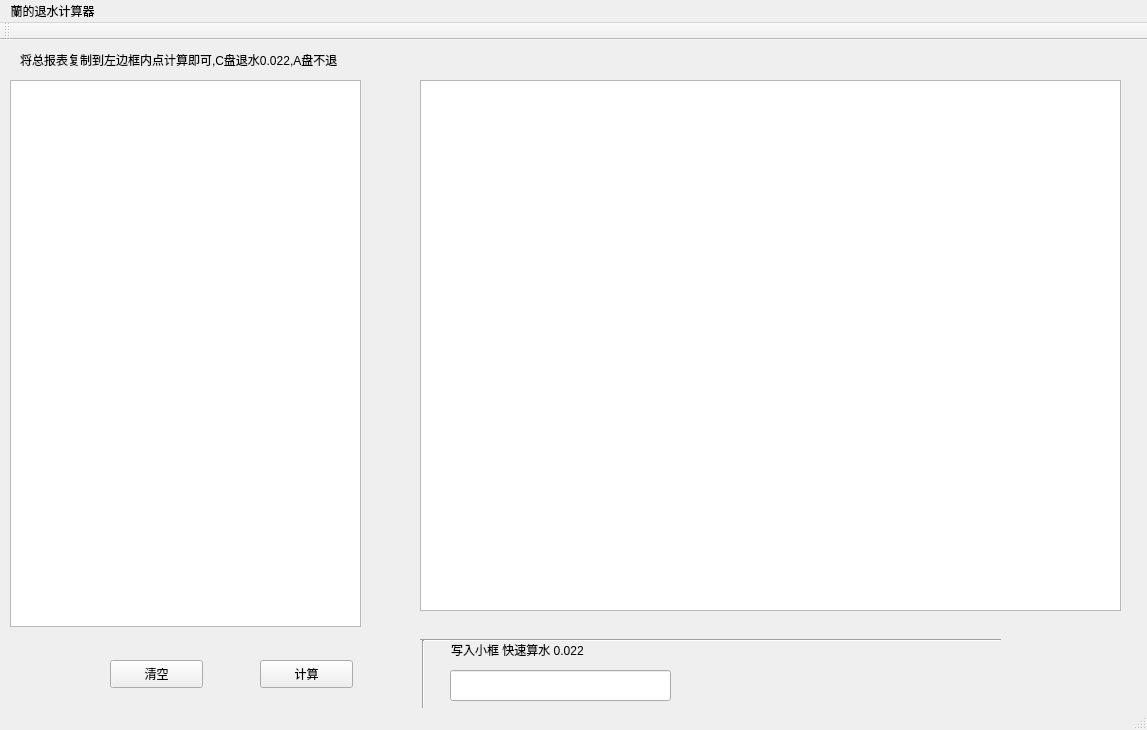
First picture: the form in mainwindow.ui, repository chowhsienwuu/laopo_lanlan_pk10, before the edit.
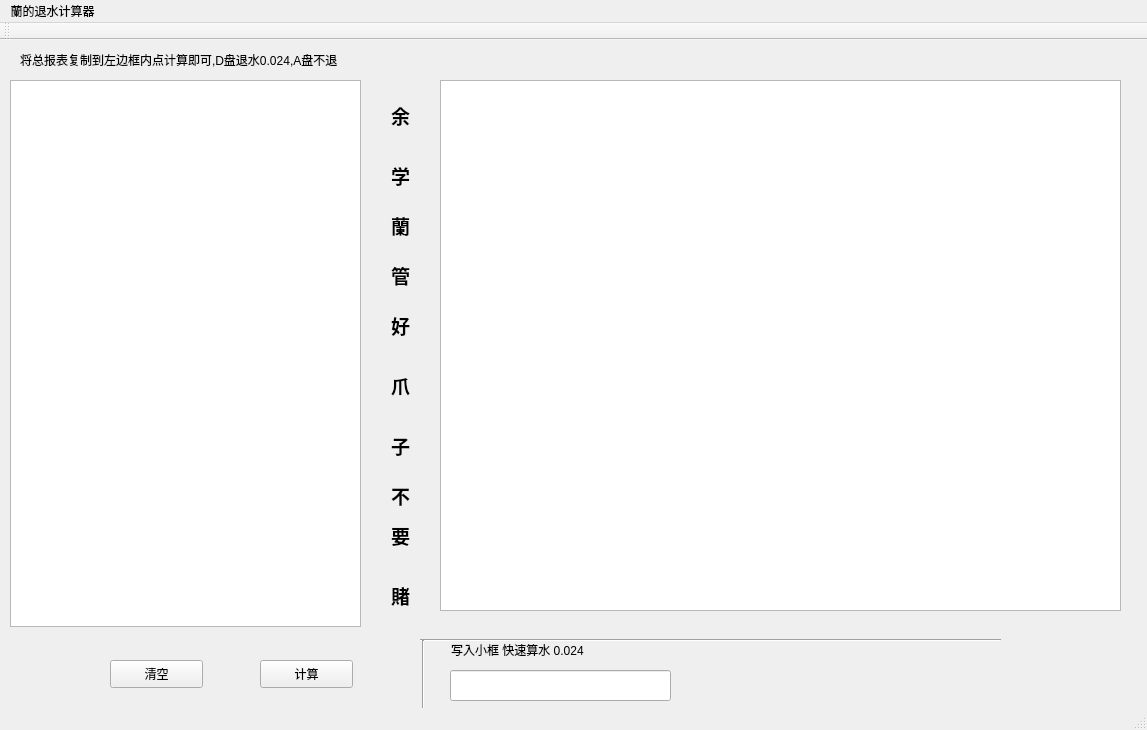
Second picture: the form after the edit.

Commit message: class d change 0.024

What changed in the file:
```diff
--- a/mainwindow.ui
+++ b/mainwindow.ui
@@ -17,9 +17,9 @@
    <widget class="QTableView" name="tableView">
     <property name="geometry">
      <rect>
-      <x>420</x>
+      <x>440</x>
       <y>40</y>
-      <width>701</width>
+      <width>681</width>
       <height>531</height>
      </rect>
     </property>
@@ -91,7 +91,7 @@
      </rect>
     </property>
     <property name="text">
-     <string>将总报表复制到左边框内点计算即可,C盘退水0.022,A盘不退</string>
+     <string>将总报表复制到左边框内点计算即可,D盘退水0.024,A盘不退</string>
     </property>
    </widget>
    <widget class="QPushButton" name="clearButton">
@@ -127,7 +127,7 @@
      </rect>
     </property>
     <property name="text">
-     <string>写入小框 快速算水 0.022</string>
+     <string>写入小框 快速算水 0.024</string>
     </property>
    </widget>
    <widget class="Line" name="line">
@@ -177,6 +177,306 @@
      <string/>
     </property>
    </widget>
+   <widget class="QLabel" name="label_3">
+    <property name="geometry">
+     <rect>
+      <x>380</x>
+      <y>50</y>
+      <width>41</width>
+      <height>51</height>
+     </rect>
+    </property>
+    <property name="font">
+     <font>
+      <family>Agency FB</family>
+      <pointsize>14</pointsize>
+      <weight>75</weight>
+      <bold>true</bold>
+     </font>
+    </property>
+    <property name="text">
+     <string>余</string>
+    </property>
+    <property name="scaledContents">
+     <bool>true</bool>
+    </property>
+    <property name="alignment">
+     <set>Qt::AlignCenter</set>
+    </property>
+    <property name="margin">
+     <number>-1</number>
+    </property>
+   </widget>
+   <widget class="QLabel" name="label_4">
+    <property name="geometry">
+     <rect>
+      <x>380</x>
+      <y>110</y>
+      <width>41</width>
+      <height>51</height>
+     </rect>
+    </property>
+    <property name="font">
+     <font>
+      <family>Agency FB</family>
+      <pointsize>14</pointsize>
+      <weight>75</weight>
+      <bold>true</bold>
+     </font>
+    </property>
+    <property name="text">
+     <string>学</string>
+    </property>
+    <property name="scaledContents">
+     <bool>true</bool>
+    </property>
+    <property name="alignment">
+     <set>Qt::AlignCenter</set>
+    </property>
+    <property name="margin">
+     <number>-1</number>
+    </property>
+   </widget>
+   <widget class="QLabel" name="label_5">
+    <property name="geometry">
+     <rect>
+      <x>380</x>
+      <y>160</y>
+      <width>41</width>
+      <height>51</height>
+     </rect>
+    </property>
+    <property name="font">
+     <font>
+      <family>Agency FB</family>
+      <pointsize>14</pointsize>
+      <weight>75</weight>
+      <bold>true</bold>
+     </font>
+    </property>
+    <property name="text">
+     <string>蘭</string>
+    </property>
+    <property name="scaledContents">
+     <bool>true</bool>
+    </property>
+    <property name="alignment">
+     <set>Qt::AlignCenter</set>
+    </property>
+    <property name="margin">
+     <number>-1</number>
+    </property>
+   </widget>
+   <widget class="QLabel" name="label_6">
+    <property name="geometry">
+     <rect>
+      <x>380</x>
+      <y>210</y>
+      <width>41</width>
+      <height>51</height>
+     </rect>
+    </property>
+    <property name="font">
+     <font>
+      <family>Agency FB</family>
+      <pointsize>14</pointsize>
+      <weight>75</weight>
+      <bold>true</bold>
+     </font>
+    </property>
+    <property name="text">
+     <string>管</string>
+    </property>
+    <property name="scaledContents">
+     <bool>true</bool>
+    </property>
+    <property name="alignment">
+     <set>Qt::AlignCenter</set>
+    </property>
+    <property name="margin">
+     <number>-1</number>
+    </property>
+   </widget>
+   <widget class="QLabel" name="label_7">
+    <property name="geometry">
+     <rect>
+      <x>380</x>
+      <y>260</y>
+      <width>41</width>
+      <height>51</height>
+     </rect>
+    </property>
+    <property name="font">
+     <font>
+      <family>Agency FB</family>
+      <pointsize>14</pointsize>
+      <weight>75</weight>
+      <bold>true</bold>
+     </font>
+    </property>
+    <property name="text">
+     <string>好</string>
+    </property>
+    <property name="scaledContents">
+     <bool>true</bool>
+    </property>
+    <property name="alignment">
+     <set>Qt::AlignCenter</set>
+    </property>
+    <property name="margin">
+     <number>-1</number>
+    </property>
+   </widget>
+   <widget class="QLabel" name="label_8">
+    <property name="geometry">
+     <rect>
+      <x>380</x>
+      <y>320</y>
+      <width>41</width>
+      <height>51</height>
+     </rect>
+    </property>
+    <property name="font">
+     <font>
+      <family>Agency FB</family>
+      <pointsize>14</pointsize>
+      <weight>75</weight>
+      <bold>true</bold>
+     </font>
+    </property>
+    <property name="text">
+     <string>爪</string>
+    </property>
+    <property name="scaledContents">
+     <bool>true</bool>
+    </property>
+    <property name="alignment">
+     <set>Qt::AlignCenter</set>
+    </property>
+    <property name="margin">
+     <number>-1</number>
+    </property>
+   </widget>
+   <widget class="QLabel" name="label_9">
+    <property name="geometry">
+     <rect>
+      <x>380</x>
+      <y>380</y>
+      <width>41</width>
+      <height>51</height>
+     </rect>
+    </property>
+    <property name="font">
+     <font>
+      <family>Agency FB</family>
+      <pointsize>14</pointsize>
+      <weight>75</weight>
+      <bold>true</bold>
+     </font>
+    </property>
+    <property name="text">
+     <string>子</string>
+    </property>
+    <property name="scaledContents">
+     <bool>true</bool>
+    </property>
+    <property name="alignment">
+     <set>Qt::AlignCenter</set>
+    </property>
+    <property name="margin">
+     <number>-1</number>
+    </property>
+   </widget>
+   <widget class="QLabel" name="label_10">
+    <property name="geometry">
+     <rect>
+      <x>380</x>
+      <y>430</y>
+      <width>41</width>
+      <height>51</height>
+     </rect>
+    </property>
+    <property name="font">
+     <font>
+      <family>Agency FB</family>
+      <pointsize>14</pointsize>
+      <weight>75</weight>
+      <bold>true</bold>
+     </font>
+    </property>
+    <property name="text">
+     <string>不</string>
+    </property>
+    <property name="scaledContents">
+     <bool>true</bool>
+    </property>
+    <property name="alignment">
+     <set>Qt::AlignCenter</set>
+    </property>
+    <property name="margin">
+     <number>-1</number>
+    </property>
+   </widget>
+   <widget class="QLabel" name="label_11">
+    <property name="geometry">
+     <rect>
+      <x>380</x>
+      <y>470</y>
+      <width>41</width>
+      <height>51</height>
+     </rect>
+    </property>
+    <property name="font">
+     <font>
+      <family>Agency FB</family>
+      <pointsize>14</pointsize>
+      <weight>75</weight>
+      <bold>true</bold>
+     </font>
+    </property>
+    <property name="text">
+     <string>要</string>
+    </property>
+    <property name="scaledContents">
+     <bool>true</bool>
+    </property>
+    <property name="alignment">
+     <set>Qt::AlignCenter</set>
+    </property>
+    <property name="margin">
+     <number>-1</number>
+    </property>
+   </widget>
+   <widget class="QLabel" name="label_12">
+    <property name="geometry">
+     <rect>
+      <x>380</x>
+      <y>530</y>
+      <width>41</width>
+      <height>51</height>
+     </rect>
+    </property>
+    <property name="font">
+     <font>
+      <family>Agency FB</family>
+      <pointsize>14</pointsize>
+      <weight>75</weight>
+      <bold>true</bold>
+     </font>
+    </property>
+    <property name="text">
+     <string>賭</string>
+    </property>
+    <property name="scaledContents">
+     <bool>true</bool>
+    </property>
+    <property name="alignment">
+     <set>Qt::AlignCenter</set>
+    </property>
+    <property name="margin">
+     <number>-1</number>
+    </property>
+   </widget>
   </widget>
   <widget class="QMenuBar" name="menuBar">
    <property name="geometry">
```
The commit also changes 2 other files.
